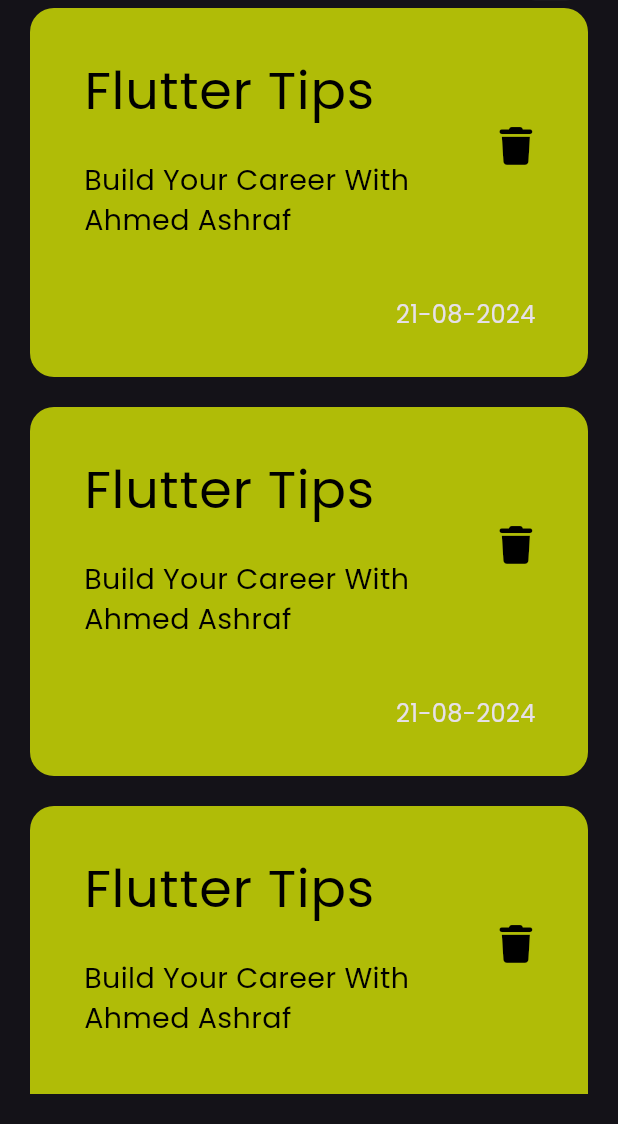
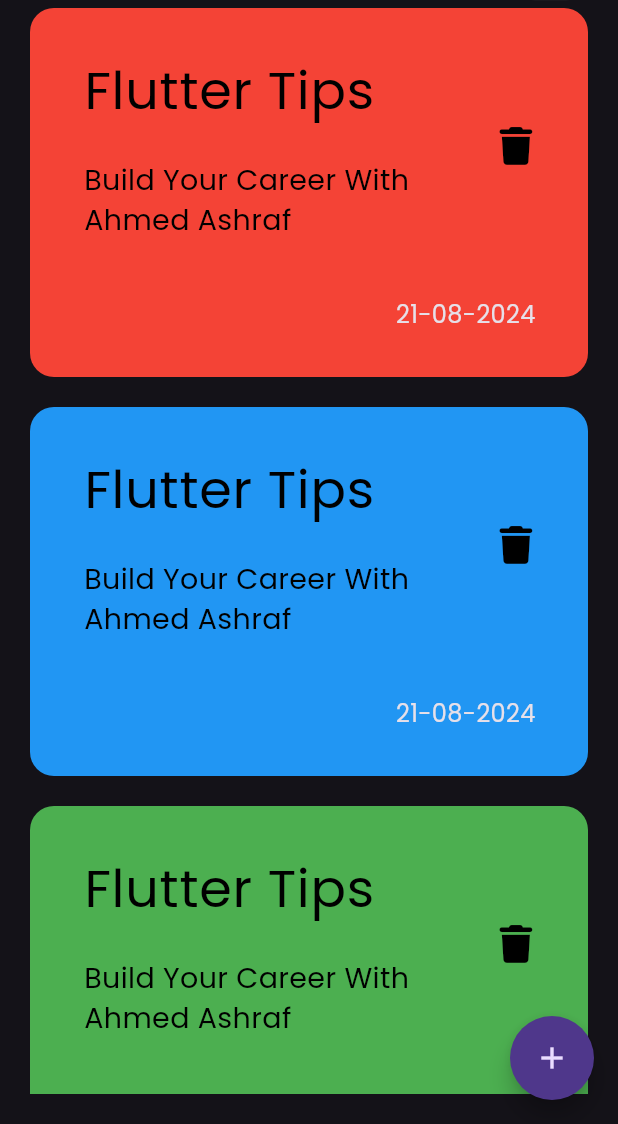
Before and after one commit to ahmedadss2003/notesapp, a Flutter app: the screen it shows after launch, on a phone screen of 412 x 824 dp, the part 112-1236 px from its top. Run offline on Flutter 3.47's test engine with Material 3 defaults, Android fonts, the phone set to English and light mode, and no system bars; our stand-ins replace font_awesome_flutter.

Commit message:
add floating action button

```diff
--- a/lib/Views/notes_screen.dart
+++ b/lib/Views/notes_screen.dart
@@ -6,9 +6,16 @@ class NotesScreen extends StatelessWidget {
 
   @override
   Widget build(BuildContext context) {
-    return const Scaffold(
-      body:NotesViewBody(),
+    return  Scaffold(
+      body:const NotesViewBody(),
+      floatingActionButton: FloatingActionButton(
+        onPressed: (){},
+        shape:const CircleBorder(),
+        child:const Icon(
+          Icons.add,
 
+          ),
+        ),
     );
   }
 }
--- a/lib/Views/widgets/custom_note_item.dart
+++ b/lib/Views/widgets/custom_note_item.dart
@@ -3,17 +3,17 @@ import 'package:flutter/material.dart';
 import 'package:font_awesome_flutter/font_awesome_flutter.dart';
 
 class NoteItem extends StatelessWidget {
-  const NoteItem({super.key});
-
+   NoteItem({super.key ,required this.containerColor});
+  Color containerColor ;
   @override
   Widget build(BuildContext context) {
     return Container(
       padding:const EdgeInsets.only(left: 20,top: 20,bottom: 30),
       width: double.infinity,
       // height: 200,
-      decoration:const BoxDecoration(
-        color: Color.fromARGB(255, 176, 188, 7) ,
-        borderRadius: BorderRadius.all(Radius.circular(16)),
+      decoration: BoxDecoration(
+        color: containerColor ,
+        borderRadius:const BorderRadius.all(Radius.circular(16)),
       ),
       child: Column(
 
--- a/lib/Views/widgets/notes_list_view.dart
+++ b/lib/Views/widgets/notes_list_view.dart
@@ -1,5 +1,16 @@
 import 'package:flutter/material.dart';
 import 'package:notesapp/Views/widgets/custom_note_item.dart';
+
+List<MaterialColor>colors =[
+
+  Colors.red,
+  Colors.blue,
+  Colors.green,
+  Colors.green,
+  Colors.green,
+  Colors.green,
+  Colors.green,
+];
 
 class NotesListView extends StatelessWidget {
   const NotesListView({super.key});
@@ -9,9 +20,11 @@ class NotesListView extends StatelessWidget {
     return ListView.builder(
       itemCount: 7,
       itemBuilder:(context , index){
-        return const Padding(
+        return  Padding(
           padding: EdgeInsets.only(bottom: 20),
-          child: NoteItem(),
+          child: NoteItem(
+            containerColor:colors[index] ,
+          ),
         );
       }
     );
```
